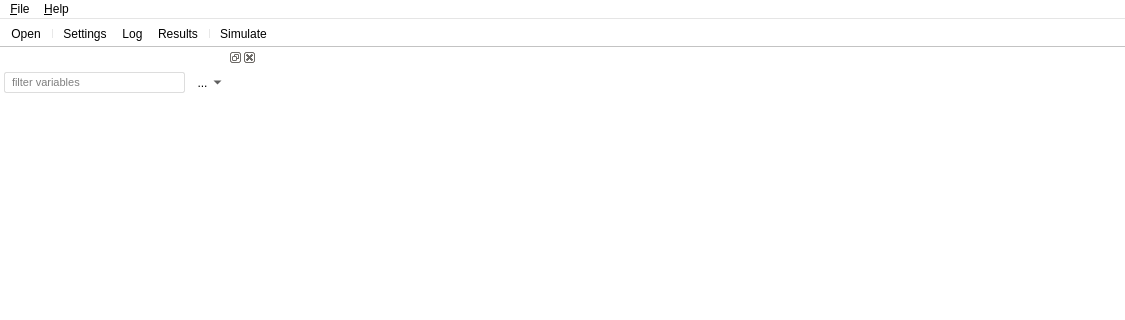
First picture: the form in fmpy/gui/forms/MainWindow.ui, repository CATIA-Systems/FMPy, before the edit; both pictures show x 0 to 1125 and y 0 to 320 of the 1125 by 807 pixel window.
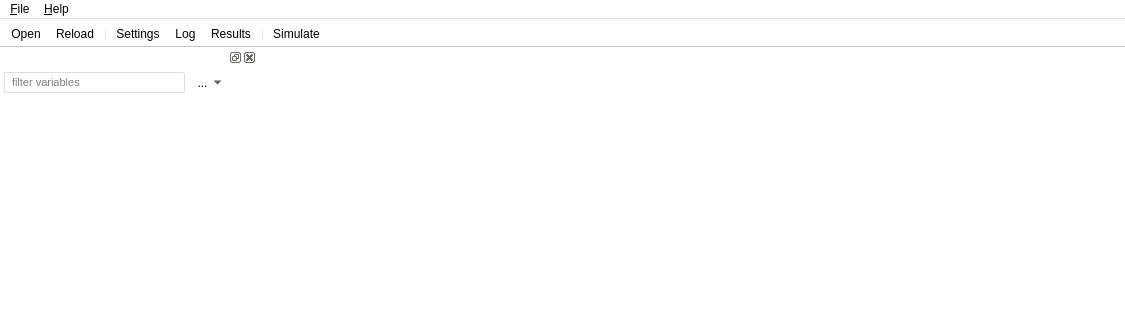
Second picture: the form after the edit. Icons and pictures are not drawn. Custom widgets are drawn as their Qt base class.

Commit message:
Add reload button to GUI
see #90

The edit to the form file:
```diff
--- a/fmpy/gui/forms/MainWindow.ui
+++ b/fmpy/gui/forms/MainWindow.ui
@@ -1594,6 +1594,7 @@
     <bool>false</bool>
    </attribute>
    <addaction name="actionOpen"/>
+   <addaction name="actionReload"/>
    <addaction name="separator"/>
    <addaction name="actionSettings"/>
    <addaction name="actionShowLog"/>
```
Left out of the diff: 4 changed lines with no effect on the pictures. The commit also changes 2 other files.
